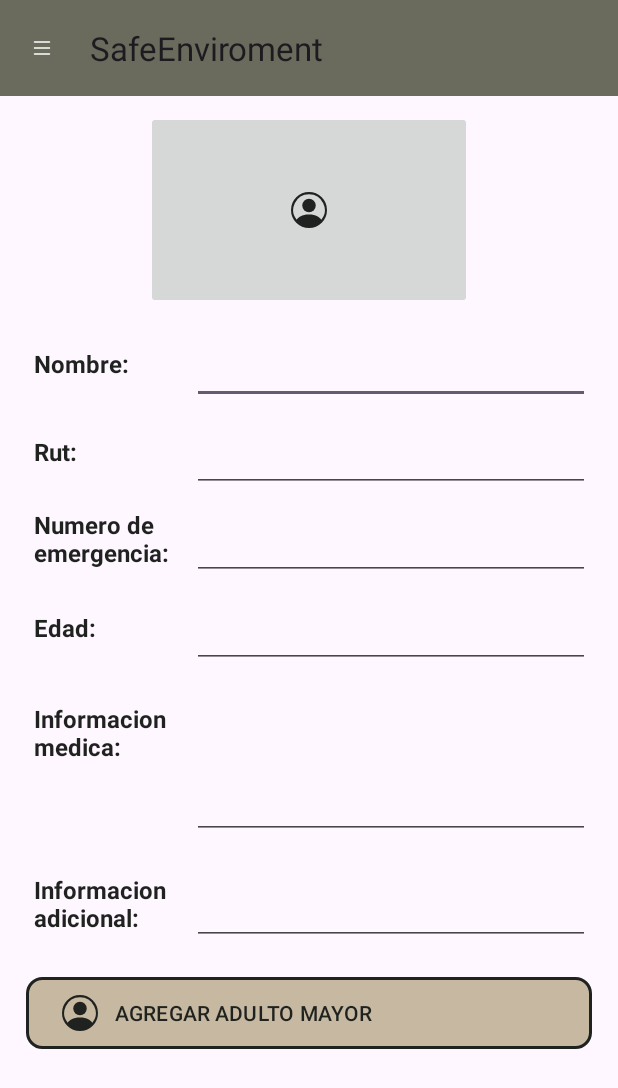
After one commit to xChiat/SafeEnviroment, an Android app: the addElderly screen opened directly, with no data from a screen before it, on a phone screen of 412 x 824 dp. The commit adds this screen. Shown: the top 1088 px of the screen. Run offline under Robolectric (Android 15) with nearby library versions, the phone set to English and light mode, and no system bars.

Commit message:
vista "form_agregar_adulto_mayor" lista

```diff
--- a/app/src/main/AndroidManifest.xml
+++ b/app/src/main/AndroidManifest.xml
@@ -13,6 +13,9 @@
         android:theme="@style/Theme.SafeEnviroment"
         tools:targetApi="31">
         <activity
+            android:name=".views.addElderly"
+            android:exported="false" />
+        <activity
             android:name=".views.secondActivity"
             android:exported="false" />
         <activity
--- a/app/src/main/java/com/example/safeenviroment/views/MainActivity.java
+++ b/app/src/main/java/com/example/safeenviroment/views/MainActivity.java
@@ -21,4 +21,8 @@ public class MainActivity extends AppCompatActivity {
         Intent i = new Intent(this, secondActivity.class);
         startActivity(i);
     }
+    public void addElderly(View v){
+        Intent i = new Intent(this, addElderly.class);
+        startActivity(i);
+    }
 }
--- /dev/null
+++ b/app/src/main/java/com/example/safeenviroment/views/addElderly.java
@@ -0,0 +1,26 @@
+package com.example.safeenviroment.views;
+
+import android.os.Bundle;
+
+import androidx.activity.EdgeToEdge;
+import androidx.appcompat.app.AppCompatActivity;
+import androidx.core.graphics.Insets;
+import androidx.core.view.ViewCompat;
+import androidx.core.view.WindowInsetsCompat;
+
+import com.example.safeenviroment.R;
+
+public class addElderly extends AppCompatActivity {
+
+    @Override
+    protected void onCreate(Bundle savedInstanceState) {
+        super.onCreate(savedInstanceState);
+        EdgeToEdge.enable(this);
+        setContentView(R.layout.activity_add_elderly);
+        ViewCompat.setOnApplyWindowInsetsListener(findViewById(R.id.main), (v, insets) -> {
+            Insets systemBars = insets.getInsets(WindowInsetsCompat.Type.systemBars());
+            v.setPadding(systemBars.left, systemBars.top, systemBars.right, systemBars.bottom);
+            return insets;
+        });
+    }
+}
--- /dev/null
+++ b/app/src/main/res/drawable/custom_button.xml
@@ -0,0 +1,6 @@
+<?xml version="1.0" encoding="utf-8"?>
+<shape xmlns:android="http://schemas.android.com/apk/res/android">
+    <corners android:radius="10dp" /> <!-- Ajusta el radio según tus necesidades -->
+    <solid android:color="@color/khaki" /> <!-- Ajusta el color según tus necesidades -->
+    <stroke android:width="2dp" android:color="@color/black" />
+</shape>
--- a/app/src/main/res/drawable/ic_avatar.xml
+++ b/app/src/main/res/drawable/ic_avatar.xml
@@ -1,6 +1,6 @@
 <vector xmlns:android="http://schemas.android.com/apk/res/android"
-    android:width="16dp"
-    android:height="16dp"
+    android:width="24dp"
+    android:height="24dp"
     android:viewportWidth="16"
     android:viewportHeight="16">
   <path
--- /dev/null
+++ b/app/src/main/res/layout/activity_add_elderly.xml
@@ -0,0 +1,251 @@
+<?xml version="1.0" encoding="utf-8"?>
+<androidx.constraintlayout.widget.ConstraintLayout xmlns:android="http://schemas.android.com/apk/res/android"
+    xmlns:app="http://schemas.android.com/apk/res-auto"
+    xmlns:tools="http://schemas.android.com/tools"
+    android:id="@+id/main"
+    android:layout_width="match_parent"
+    android:layout_height="match_parent"
+    tools:context=".views.addElderly">
+
+    <com.google.android.material.appbar.AppBarLayout
+        android:id="@+id/appBarLayout"
+        android:layout_width="0dp"
+        android:layout_height="wrap_content"
+        android:layout_marginBottom="10dp"
+        app:layout_constraintBottom_toTopOf="@+id/linearLayout"
+        app:layout_constraintEnd_toEndOf="parent"
+        app:layout_constraintStart_toStartOf="parent"
+        app:layout_constraintTop_toTopOf="parent">
+
+        <com.google.android.material.appbar.MaterialToolbar
+            android:id="@+id/toolbar"
+            android:layout_width="match_parent"
+            android:layout_height="?attr/actionBarSize"
+            android:background="@color/good"
+            android:textAlignment="center"
+            app:navigationIcon="@drawable/ic_menu"
+            app:title="@string/app_name" />
+
+    </com.google.android.material.appbar.AppBarLayout>
+
+    <LinearLayout
+        android:id="@+id/linearLayout"
+        android:layout_width="0dp"
+        android:layout_height="0dp"
+        android:layout_marginStart="17dp"
+        android:layout_marginEnd="17dp"
+        android:layout_marginBottom="31dp"
+        android:orientation="vertical"
+        app:layout_constraintBottom_toBottomOf="parent"
+        app:layout_constraintEnd_toEndOf="parent"
+        app:layout_constraintStart_toStartOf="parent"
+        app:layout_constraintTop_toBottomOf="@+id/appBarLayout" >
+
+        <RelativeLayout
+            android:layout_width="match_parent"
+            android:layout_height="132dp"
+            android:layout_marginBottom="10dp"
+            android:paddingLeft="80dp"
+            android:paddingRight="80dp"
+            tools:ignore="UselessParent">
+
+            <ImageButton
+                android:id="@+id/imageButton3"
+                android:layout_width="match_parent"
+                android:layout_height="match_parent"
+                android:contentDescription="@string/avatar"
+                app:srcCompat="@drawable/ic_avatar" />
+        </RelativeLayout>
+
+        <ScrollView
+            android:layout_width="match_parent"
+            android:layout_height="match_parent">
+
+            <LinearLayout
+                android:layout_width="match_parent"
+                android:layout_height="wrap_content"
+                android:orientation="vertical" >
+
+                <TableLayout
+                    android:layout_width="match_parent"
+                    android:layout_height="435dp"
+                    tools:ignore="UselessParent">
+
+                    <TableRow
+                        android:layout_width="match_parent"
+                        android:layout_height="match_parent"
+                        android:padding="5dp">
+
+                        <TextView
+                            android:id="@+id/textView4"
+                            android:layout_width="match_parent"
+                            android:layout_height="match_parent"
+                            android:layout_marginEnd="10dp"
+                            android:paddingVertical="10dp"
+                            android:text="Nombre:"
+                            android:textColor="@color/black"
+                            android:textSize="16sp"
+                            android:textStyle="bold" />
+
+                        <EditText
+                            android:id="@+id/editTextText2"
+                            android:layout_width="119dp"
+                            android:layout_height="match_parent"
+                            android:ems="10"
+                            android:inputType="text"
+                            android:minHeight="48dp"
+                            tools:ignore="SpeakableTextPresentCheck" />
+                    </TableRow>
+
+                    <TableRow
+                        android:layout_width="match_parent"
+                        android:layout_height="match_parent"
+                        android:padding="5dp">
+
+                        <TextView
+                            android:id="@+id/textView5"
+                            android:layout_width="match_parent"
+                            android:layout_height="match_parent"
+                            android:layout_marginEnd="10dp"
+                            android:paddingVertical="10dp"
+                            android:text="Rut:"
+                            android:textColor="@color/black"
+                            android:textSize="16sp"
+                            android:textStyle="bold" />
+
+                        <EditText
+                            android:id="@+id/editTextText3"
+                            android:layout_width="293dp"
+                            android:layout_height="match_parent"
+                            android:ems="10"
+                            android:inputType="text"
+                            android:minHeight="48dp"
+                            tools:ignore="SpeakableTextPresentCheck" />
+                    </TableRow>
+
+                    <TableRow
+                        android:layout_width="match_parent"
+                        android:layout_height="match_parent"
+                        android:padding="5dp">
+
+                        <TextView
+                            android:id="@+id/textView7"
+                            android:layout_width="95dp"
+                            android:layout_height="match_parent"
+                            android:layout_marginEnd="10dp"
+                            android:text="Numero de emergencia:"
+                            android:textColor="@color/black"
+                            android:textSize="16sp"
+                            android:textStyle="bold" />
+
+                        <EditText
+                            android:id="@+id/editTextPhone"
+                            android:layout_width="wrap_content"
+                            android:layout_height="wrap_content"
+                            android:ems="10"
+                            android:inputType="phone"
+                            android:minHeight="48dp"
+                            tools:ignore="SpeakableTextPresentCheck" />
+
+                    </TableRow>
+
+                    <TableRow
+                        android:layout_width="match_parent"
+                        android:layout_height="match_parent"
+                        android:padding="5dp">
+
+                        <TextView
+                            android:id="@+id/textView8"
+                            android:layout_width="95dp"
+                            android:layout_height="match_parent"
+                            android:layout_marginEnd="10dp"
+                            android:paddingVertical="10dp"
+                            android:text="Edad:"
+                            android:textColor="@color/black"
+                            android:textSize="16sp"
+                            android:textStyle="bold" />
+
+                        <EditText
+                            android:id="@+id/editTextNumber"
+                            android:layout_width="wrap_content"
+                            android:layout_height="wrap_content"
+                            android:ems="10"
+                            android:inputType="number"
+                            android:minHeight="48dp"
+                            tools:ignore="SpeakableTextPresentCheck" />
+                    </TableRow>
+
+                    <TableRow
+                        android:layout_width="match_parent"
+                        android:layout_height="87dp"
+                        android:padding="5dp">
+
+                        <TextView
+                            android:id="@+id/textView9"
+                            android:layout_width="95dp"
+                            android:layout_height="wrap_content"
+                            android:layout_marginEnd="10dp"
+                            android:paddingVertical="10dp"
+                            android:text="Informacion medica:"
+                            android:textColor="@color/black"
+                            android:textSize="16sp"
+                            android:textStyle="bold" />
+
+                        <EditText
+                            android:id="@+id/editTextTextMultiLine"
+                            android:layout_width="wrap_content"
+                            android:layout_height="103dp"
+                            android:ems="10"
+                            android:gravity="start|top"
+                            android:inputType="textMultiLine"
+                            tools:ignore="SpeakableTextPresentCheck" />
+
+                    </TableRow>
+
+                    <TableRow
+                        android:layout_width="match_parent"
+                        android:layout_height="match_parent"
+                        android:padding="5dp">
+
+                        <TextView
+                            android:id="@+id/textView10"
+                            android:layout_width="95dp"
+                            android:layout_height="wrap_content"
+                            android:layout_marginEnd="10dp"
+                            android:paddingVertical="10dp"
+                            android:text="Informacion adicional:"
+                            android:textColor="@color/black"
+                            android:textSize="16sp"
+                            android:textStyle="bold" />
+
+                        <EditText
+                            android:id="@+id/editTextTextMultiLine2"
+                            android:layout_width="wrap_content"
+                            android:layout_height="60dp"
+                            android:ems="10"
+                            android:gravity="start|top"
+                            android:inputType="textMultiLine"
+                            android:minHeight="48dp"
+                            tools:ignore="SpeakableTextPresentCheck" />
+                    </TableRow>
+                </TableLayout>
+
+                <Button
+                    android:id="@+id/button4"
+                    android:layout_width="match_parent"
+                    android:layout_height="wrap_content"
+                    android:background="@drawable/custom_button"
+                    android:drawableLeft="@drawable/ic_avatar"
+                    android:text=" AGREGAR ADULTO MAYOR "
+                    android:textAlignment="textStart"
+                    android:textColor="@color/black"
+                    app:backgroundTint="@null"
+                    tools:ignore="HardcodedText" />
+
+            </LinearLayout>
+        </ScrollView>
+
+    </LinearLayout>
+
+
+</androidx.constraintlayout.widget.ConstraintLayout>
--- a/app/src/main/res/layout/activity_main.xml
+++ b/app/src/main/res/layout/activity_main.xml
@@ -15,7 +15,7 @@
             android:id="@+id/toolbar"
             android:layout_width="match_parent"
             android:layout_height="?attr/actionBarSize"
-            android:background="@color/principal"
+            android:background="@color/good"
             android:textAlignment="center"
             app:navigationIcon="@drawable/ic_menu"
             app:title="@string/app_name" />
@@ -38,10 +38,15 @@
                 android:id="@+id/button"
                 android:layout_width="match_parent"
                 android:layout_height="60dp"
-                android:text="Agregar Adulto Mayor"
+                android:background="@drawable/custom_button"
+                android:drawableLeft="@drawable/ic_avatar"
+                android:onClick="addElderly"
+                android:text=" AGREGAR ADULTO MAYOR "
+                android:textAlignment="textStart"
                 android:textColor="@color/black"
                 app:backgroundTint="@null"
-                android:background="@drawable/custom_button"/>
+                tools:ignore="HardcodedText" />
+
         </LinearLayout>
     </ScrollView>
 
```
